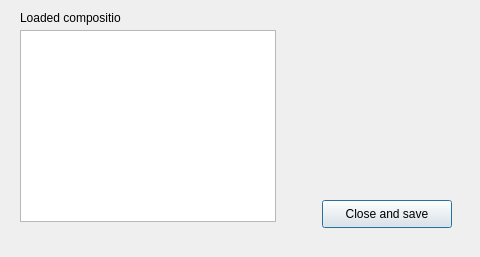
Above: dlg_currentComposition.ui from LESPROJEKT/qgis-layman-plugin before the change. Below: the same form after it.
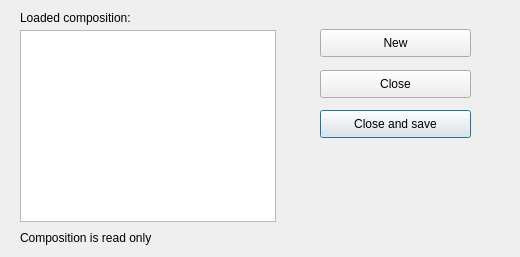
That is the form after the change.

What changed in the file:
```diff
--- a/dlg_currentComposition.ui
+++ b/dlg_currentComposition.ui
@@ -9,19 +9,19 @@
    <rect>
     <x>0</x>
     <y>0</y>
-    <width>480</width>
+    <width>520</width>
     <height>257</height>
    </rect>
   </property>
   <property name="minimumSize">
    <size>
-    <width>480</width>
+    <width>520</width>
     <height>257</height>
    </size>
   </property>
   <property name="maximumSize">
    <size>
-    <width>480</width>
+    <width>520</width>
     <height>257</height>
    </size>
   </property>
@@ -31,9 +31,9 @@
   <widget class="QPushButton" name="pushButton_close">
    <property name="geometry">
     <rect>
-     <x>322</x>
-     <y>200</y>
-     <width>130</width>
+     <x>320</x>
+     <y>110</y>
+     <width>151</width>
      <height>28</height>
     </rect>
    </property>
@@ -56,7 +56,7 @@
     <rect>
      <x>20</x>
      <y>10</y>
-     <width>101</width>
+     <width>121</width>
      <height>16</height>
     </rect>
    </property>
@@ -67,7 +67,7 @@
   <widget class="QLabel" name="label_loadedComposition">
    <property name="geometry">
     <rect>
-     <x>120</x>
+     <x>150</x>
      <y>10</y>
      <width>321</width>
      <height>16</height>
@@ -77,6 +77,45 @@
     <string/>
    </property>
   </widget>
+  <widget class="QPushButton" name="pushButton_close2">
+   <property name="geometry">
+    <rect>
+     <x>320</x>
+     <y>70</y>
+     <width>151</width>
+     <height>28</height>
+    </rect>
+   </property>
+   <property name="text">
+    <string>Close</string>
+   </property>
+  </widget>
+  <widget class="QPushButton" name="pushButton_new">
+   <property name="geometry">
+    <rect>
+     <x>320</x>
+     <y>29</y>
+     <width>151</width>
+     <height>28</height>
+    </rect>
+   </property>
+   <property name="text">
+    <string>New</string>
+   </property>
+  </widget>
+  <widget class="QLabel" name="label_readonly">
+   <property name="geometry">
+    <rect>
+     <x>20</x>
+     <y>230</y>
+     <width>211</width>
+     <height>16</height>
+    </rect>
+   </property>
+   <property name="text">
+    <string>Composition is read only</string>
+   </property>
+  </widget>
  </widget>
  <resources/>
  <connections/>
```
